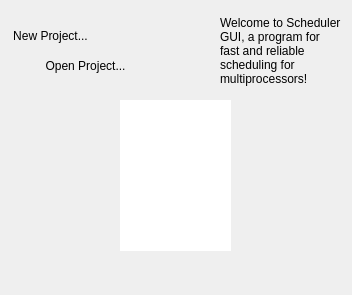
Before: the Qt Designer form src/SchedulerGUI/Windows/MainWindowInitial.ui in DanielZorin/movepoint, drawn with Qt 5.
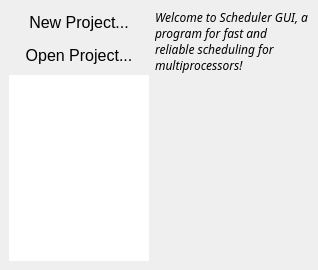
After: the same form once the commit is applied. Icons and pictures are not drawn.

Patch:
```diff
--- a/src/SchedulerGUI/Windows/MainWindowInitial.ui
+++ b/src/SchedulerGUI/Windows/MainWindowInitial.ui
@@ -8,8 +8,8 @@
    <rect>
     <x>0</x>
     <y>0</y>
-    <width>352</width>
-    <height>295</height>
+    <width>318</width>
+    <height>270</height>
    </rect>
   </property>
   <property name="sizePolicy" >
@@ -52,18 +52,22 @@
     <rect>
      <x>0</x>
      <y>22</y>
-     <width>352</width>
-     <height>273</height>
+     <width>318</width>
+     <height>248</height>
     </rect>
    </property>
+   <layout class="QHBoxLayout" name="horizontalLayout" >
+    <property name="sizeConstraint" >
+     <enum>QLayout::SetDefaultConstraint</enum>
+    </property>
+    <item>
+     <layout class="QVBoxLayout" name="verticalLayout" >
+      <item>
    <widget class="QPushButton" name="loadnew" >
-    <property name="geometry" >
-     <rect>
-      <x>0</x>
-      <y>20</y>
-      <width>101</width>
-      <height>31</height>
-     </rect>
+        <property name="font" >
+         <font>
+          <pointsize>12</pointsize>
+         </font>
     </property>
     <property name="text" >
      <string>New Project...</string>
@@ -76,30 +80,13 @@
      <bool>true</bool>
     </property>
    </widget>
-   <widget class="QLabel" name="label" >
-    <property name="geometry" >
-     <rect>
-      <x>220</x>
-      <y>10</y>
-      <width>121</width>
-      <height>81</height>
-     </rect>
-    </property>
-    <property name="text" >
-     <string>Welcome to Scheduler GUI, a program for fast and reliable scheduling for multiprocessors!</string>
-    </property>
-    <property name="wordWrap" >
-     <bool>true</bool>
-    </property>
-   </widget>
+      </item>
+      <item>
    <widget class="QPushButton" name="loadopen" >
-    <property name="geometry" >
-     <rect>
-      <x>30</x>
-      <y>50</y>
-      <width>111</width>
-      <height>31</height>
-     </rect>
+        <property name="font" >
+         <font>
+          <pointsize>12</pointsize>
+         </font>
     </property>
     <property name="text" >
      <string>Open Project...</string>
@@ -112,14 +99,13 @@
      <bool>true</bool>
     </property>
    </widget>
+      </item>
+      <item>
    <widget class="QListWidget" name="recent" >
-    <property name="geometry" >
-     <rect>
-      <x>120</x>
-      <y>100</y>
-      <width>111</width>
-      <height>151</height>
-     </rect>
+        <property name="font" >
+         <font>
+          <pointsize>12</pointsize>
+         </font>
     </property>
     <property name="styleSheet" >
      <string notr="true" >QListView {
@@ -127,6 +113,44 @@
 }</string>
     </property>
    </widget>
+      </item>
+     </layout>
+    </item>
+    <item>
+     <layout class="QVBoxLayout" name="verticalLayout_2" >
+      <item>
+       <widget class="QLabel" name="label" >
+        <property name="font" >
+         <font>
+          <family>Wild Words</family>
+          <pointsize>9</pointsize>
+          <italic>true</italic>
+         </font>
+        </property>
+        <property name="text" >
+         <string>Welcome to Scheduler GUI, a program for fast and reliable scheduling for multiprocessors!</string>
+        </property>
+        <property name="wordWrap" >
+         <bool>true</bool>
+        </property>
+       </widget>
+      </item>
+      <item>
+       <spacer name="verticalSpacer" >
+        <property name="orientation" >
+         <enum>Qt::Vertical</enum>
+        </property>
+        <property name="sizeHint" stdset="0" >
+         <size>
+          <width>20</width>
+          <height>40</height>
+         </size>
+        </property>
+       </spacer>
+      </item>
+     </layout>
+    </item>
+   </layout>
   </widget>
   <widget class="QMenuBar" name="menubar" >
    <property name="geometry" >
```
Left out of the diff: 2 changed lines with no effect on the pictures. Lines whose indentation alone changed are shown as unchanged.
